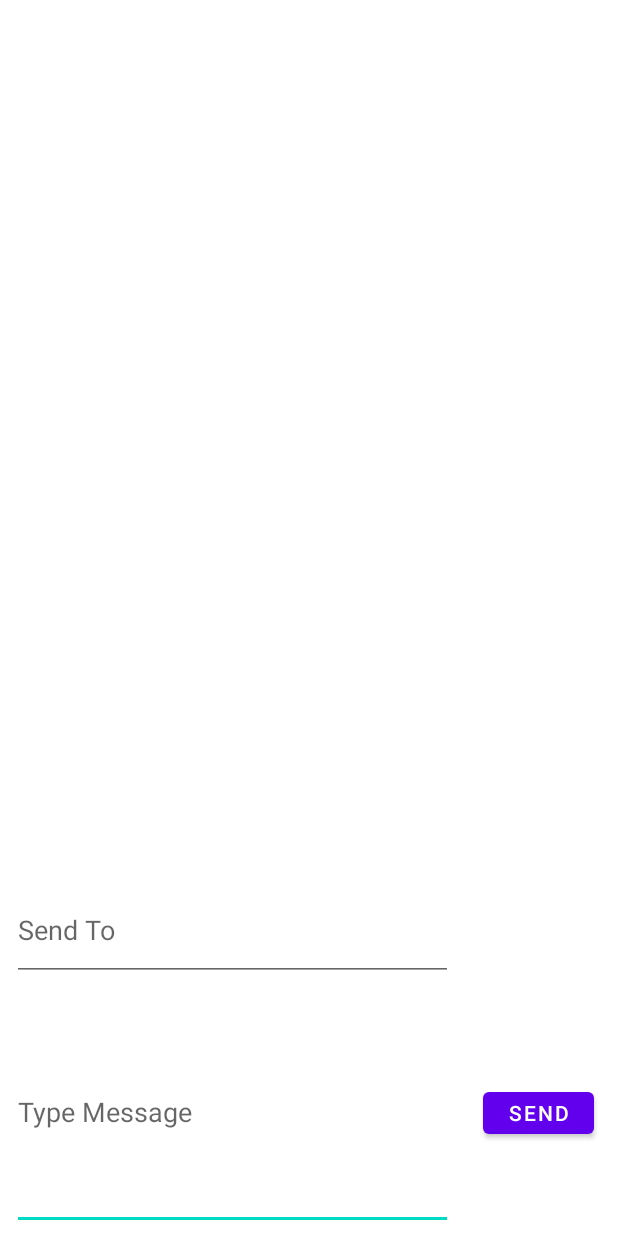
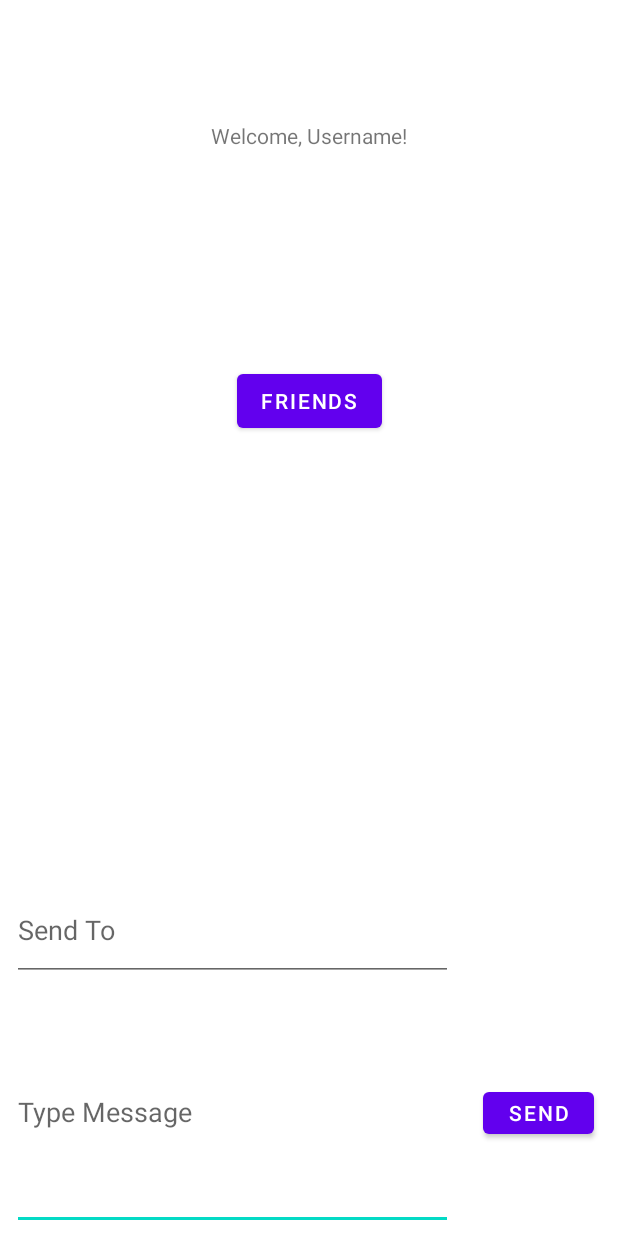
Before and after one commit to enguyen11/GroupWork, an Android app: the Chat screen opened directly, with no data from a screen before it, on a phone screen of 412 x 824 dp. Run offline under Robolectric (Android 15) with nearby library versions, the phone set to English and light mode, and no system bars; our stand-ins replace Firebase (no records; nobody signed in at launch, a user with empty details on screens opened directly).

Commit message:
feat: pulled and merged Nolen's branch. Combined my login page with her Chat page

```diff
--- a/app/src/main/java/com/example/groupwork/Chat.java
+++ b/app/src/main/java/com/example/groupwork/Chat.java
@@ -18,11 +18,19 @@ import com.google.firebase.database.ValueEventListener;
 public class Chat extends AppCompatActivity {
 
     String userID;
+    Button friendsButton;
 
     @Override
     protected void onCreate(Bundle savedInstanceState) {
         super.onCreate(savedInstanceState);
-        setContentView(R.layout.activity_chat);
+        setContentView(R.layout.activity_sticker_account);
+
+        friendsButton = findViewById(R.id.button_friends);
+
+        friendsButton.setOnClickListener(view -> {
+            //Open friends activity
+
+        });
 
         FirebaseDatabase db = FirebaseDatabase.getInstance("https://cs5220-dndapp-default-rtdb.firebaseio.com/");
         DatabaseReference mDatabase = db.getReference("conversation");
--- a/app/src/main/java/com/example/groupwork/Firebase.java
+++ b/app/src/main/java/com/example/groupwork/Firebase.java
@@ -36,8 +36,8 @@ public class Firebase extends AppCompatActivity {
          */
         login_button.setOnClickListener(view -> {
             String username = username_entry.getText().toString();
-            Intent openAccount = new Intent(Firebase.this, StickerAccount.class);
-            openAccount.putExtra("username", username);
+            Intent openAccount = new Intent(Firebase.this, Chat.class);
+            openAccount.putExtra("userID", username);
             Firebase.this.startActivity(openAccount);
         });
 
--- a/app/src/main/java/com/example/groupwork/StickerAccount.java
+++ b/app/src/main/java/com/example/groupwork/StickerAccount.java
@@ -21,18 +21,9 @@ public class StickerAccount extends AppCompatActivity {
         setContentView(R.layout.activity_sticker_account);
 
         friendsButton = findViewById(R.id.button_friends);
-        stickersButton = findViewById(R.id.button_stickers);
-        /*
-            call function to fill stickerArray
-            should run on a new thread
-         */
 
         friendsButton.setOnClickListener(view -> {
             //Open friends activity
-
-        });
-        stickersButton.setOnClickListener(view -> {
-            //Open sticker catalog activity
 
         });
         //We want the welcome message to actually display the username
--- a/app/src/main/res/layout/activity_sticker_account.xml
+++ b/app/src/main/res/layout/activity_sticker_account.xml
@@ -21,19 +21,52 @@
         android:id="@+id/button_friends"
         android:layout_width="wrap_content"
         android:layout_height="wrap_content"
+        android:layout_marginBottom="151dp"
         android:text="@string/friends"
-        app:layout_constraintBottom_toTopOf="@id/button_stickers"
+        app:layout_constraintBottom_toTopOf="@+id/sendToUser"
         app:layout_constraintEnd_toEndOf="parent"
         app:layout_constraintStart_toStartOf="parent"
         app:layout_constraintTop_toBottomOf="@+id/textView_welcome_stickers" />
 
+    <EditText
+        android:id="@+id/message"
+        android:layout_width="0dp"
+        android:layout_height="0dp"
+
+        android:layout_marginStart="8dp"
+        android:layout_marginEnd="20dp"
+        android:layout_marginBottom="4dp"
+        android:hint="Type Message"
+        app:layout_constraintBottom_toBottomOf="parent"
+        app:layout_constraintEnd_toStartOf="@+id/send_button"
+        app:layout_constraintStart_toStartOf="parent"
+        app:layout_constraintTop_toBottomOf="@+id/sendToUser" />
+
+    <EditText
+        android:id="@+id/sendToUser"
+        android:layout_width="294dp"
+        android:layout_height="68dp"
+        android:layout_marginTop="586dp"
+        android:layout_marginBottom="9dp"
+        android:hint="@string/send_to"
+        app:layout_constraintBottom_toTopOf="@+id/message"
+        app:layout_constraintEnd_toEndOf="@+id/message"
+        app:layout_constraintHorizontal_bias="1.0"
+        app:layout_constraintStart_toStartOf="@+id/message"
+        app:layout_constraintTop_toTopOf="parent"
+        app:layout_constraintVertical_bias="0.312" />
+
     <Button
-        android:id="@+id/button_stickers"
-        android:layout_width="wrap_content"
-        android:layout_height="wrap_content"
-        android:text="@string/stickers_cat"
-        app:layout_constraintBottom_toBottomOf="parent"
+        android:id="@+id/send_button"
+        android:layout_width="74dp"
+        android:layout_height="40dp"
+        android:layout_marginTop="10dp"
+        android:layout_marginEnd="16dp"
+        android:layout_marginBottom="10dp"
+        android:text="@string/send"
+        app:layout_constraintBottom_toBottomOf="@+id/message"
         app:layout_constraintEnd_toEndOf="parent"
-        app:layout_constraintStart_toStartOf="parent"
-        app:layout_constraintTop_toBottomOf="@+id/button_friends" />
+        app:layout_constraintStart_toEndOf="@+id/message"
+        app:layout_constraintTop_toTopOf="@+id/message" />
+
 </androidx.constraintlayout.widget.ConstraintLayout>
```
